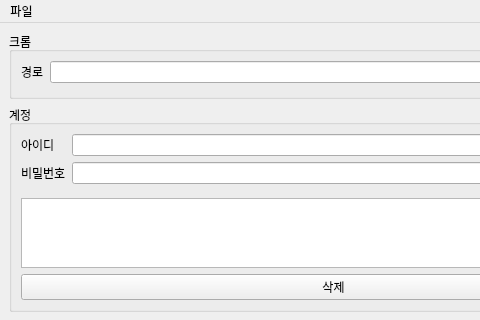
This is ui/send_message_macro_v2.ui in Woochang4862/BANDSendMessageMacro as Qt 5 draws it before an edit; both pictures show x 0 to 480 and y 0 to 320 of the 667 by 706 pixel window. The edited form follows.
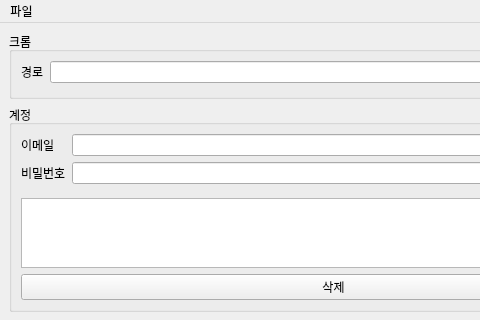
This is the edited form.

```diff
--- a/ui/send_message_macro_v2.ui
+++ b/ui/send_message_macro_v2.ui
@@ -7,7 +7,7 @@
     <x>0</x>
     <y>0</y>
     <width>667</width>
-    <height>632</height>
+    <height>651</height>
    </rect>
   </property>
   <property name="windowTitle">
@@ -65,7 +65,7 @@
                <item row="0" column="0">
                 <widget class="QLabel" name="id_label">
                  <property name="text">
-                  <string>아이디</string>
+                  <string>이메일</string>
                  </property>
                  <property name="buddy">
                   <cstring>id_edit</cstring>
```
